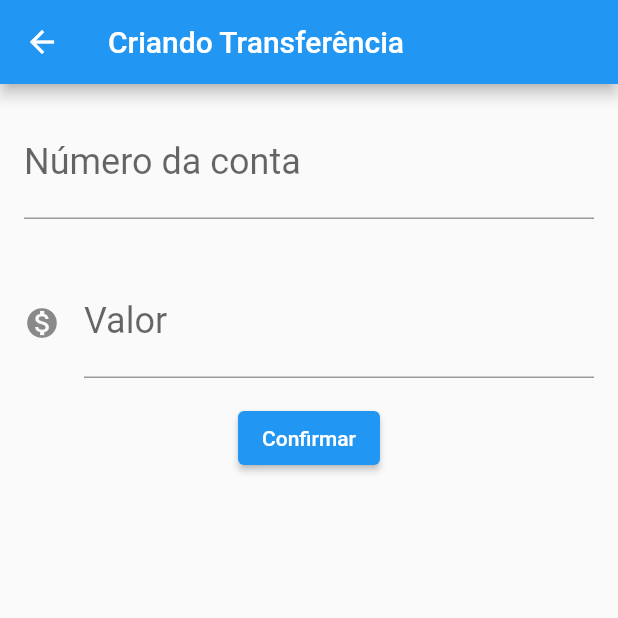
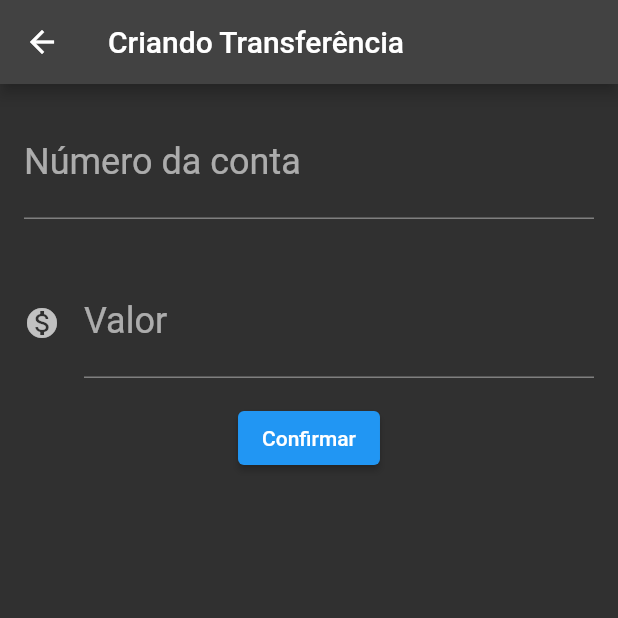
Before and after one commit to Ralisson-Mattias/bytebank, a Flutter app: the screen it shows after launch, after a tap on the "add" icon, on a phone screen of 412 x 824 dp, the top half of it. Run offline on Flutter 3.47's test engine with Material 2 defaults, Android fonts, the phone set to English and light mode, and no system bars.

Commit message:
fix: final v1

```diff
--- /dev/null
+++ b/lib/components/editor.dart
@@ -0,0 +1,36 @@
+import 'package:flutter/material.dart';
+
+class Editor extends StatelessWidget {
+  final TextEditingController? controller;
+  final String? label;
+  final String? tip;
+  final IconData? icon;
+
+  const Editor({Key? key,
+    this.controller,
+    this.label,
+    this.tip,
+    this.icon,
+  }) : super(key: key);
+
+  @override
+  Widget build(BuildContext context) {
+    return Padding(
+      padding: const EdgeInsets.all(
+        16,
+      ),
+      child: TextField(
+        controller: controller,
+        style: const TextStyle(
+          fontSize: 24,
+        ),
+        decoration: InputDecoration(
+          icon: icon != null ? Icon(icon) : null,
+          labelText: label,
+          hintText: tip,
+        ),
+        keyboardType: TextInputType.number,
+      ),
+    );
+  }
+}
--- a/lib/main.dart
+++ b/lib/main.dart
@@ -1,162 +1,16 @@
+import 'package:bytebank/screens/transfer_list.dart';
 import 'package:flutter/material.dart';
 
-void main() {
-  runApp(BytebankApp());
-}
+void main() => runApp(const ByteBankApp());
 
-class BytebankApp extends StatelessWidget {
-  const BytebankApp({Key? key}) : super(key: key);
+class ByteBankApp extends StatelessWidget {
+  const ByteBankApp({Key? key}) : super(key: key);
 
   @override
   Widget build(BuildContext context) {
     return MaterialApp(
-      home: Scaffold(
-        body: Transferlist(),
-      ),
+      home: Transferlist(),
+      theme: ThemeData.dark(),
     );
   }
 }
-
-class TransferForm extends StatelessWidget {
-  final TextEditingController _accountNumberControllerField =
-      TextEditingController();
-  final TextEditingController _valueControllerField = TextEditingController();
-
-  @override
-  Widget build(BuildContext context) {
-    return Scaffold(
-      appBar: AppBar(
-        title: Text("Criando Transferência"),
-      ),
-      body: Column(
-        children: [
-          Editor(
-            controller: _accountNumberControllerField,
-            label: 'Número da conta',
-            tip: '0000',
-          ),
-          Editor(
-              controller: _valueControllerField,
-              label: 'Valor',
-              tip: '0,00',
-              icon: Icons.monetization_on),
-          ElevatedButton(
-            onPressed: () => _createTransfer(context),
-            child: Text("Confirmar"),
-          ),
-        ],
-      ),
-    );
-  }
-
-  void _createTransfer(BuildContext context) {
-    final int? accountNumber = int.tryParse(_accountNumberControllerField.text);
-    final double? value = double.tryParse(_valueControllerField.text);
-
-    if (accountNumber != null && value != null) {
-      final createdTransfer = Transfer(value, accountNumber);
-      Navigator.pop(context, createdTransfer);
-    }
-  }
-}
-
-class Editor extends StatelessWidget {
-  final TextEditingController? controller;
-  final String? label;
-  final String? tip;
-  final IconData? icon;
-
-  Editor({this.controller, this.label, this.tip, this.icon});
-
-  @override
-  Widget build(BuildContext context) {
-    return Padding(
-      padding: const EdgeInsets.all(
-        16,
-      ),
-      child: TextField(
-        controller: controller,
-        style: const TextStyle(
-          fontSize: 24,
-        ),
-        decoration: InputDecoration(
-          icon: icon != null ? Icon(icon) : null,
-          labelText: label,
-          hintText: tip,
-        ),
-        keyboardType: TextInputType.number,
-      ),
-    );
-  }
-}
-
-class Transferlist extends StatefulWidget {
-  final List<Transfer> _transfers = [];
-
-  @override
-  State<StatefulWidget> createState() {
-    return TransferListState();
-  }
-}
-
-class TransferListState extends State<Transferlist> {
-  @override
-  Widget build(BuildContext context) {
-    return Scaffold(
-      appBar: AppBar(
-        title: Text("Transferências"),
-      ),
-      body: ListView.builder(
-          itemCount: widget._transfers.length,
-          itemBuilder: (context, index) {
-            final transfer = widget._transfers[index];
-            return TransferItem(transfer);
-          }),
-      floatingActionButton: FloatingActionButton(
-        child: Icon(Icons.add),
-        onPressed: () {
-          final Future<Transfer?> future =
-              Navigator.push(context, MaterialPageRoute(
-            builder: (context) {
-              return TransferForm();
-            },
-          ));
-          future.then((transfer) {
-            if(transfer != null) {
-              widget._transfers.add(transfer!);
-            }
-          });
-        },
-      ),
-    );
-  }
-}
-
-class TransferItem extends StatelessWidget {
-  final Transfer _transfer;
-
-  TransferItem(this._transfer);
-
-  @override
-  Widget build(BuildContext context) {
-    // TODO: implement build
-    return Card(
-        child: ListTile(
-      leading: Icon(Icons.monetization_on),
-      title: Text(_transfer.value.toString()),
-      subtitle: Text(_transfer.accountNumber.toString()),
-    ));
-  }
-}
-
-class Transfer {
-  final double value;
-  final int accountNumber;
-
-  Transfer(this.value, this.accountNumber);
-
-  @override
-  String toString() {
-    return 'Transfer{value: $value, accountNumber: $accountNumber}';
-  }
-}
--- /dev/null
+++ b/lib/models/transfer.dart
@@ -0,0 +1,14 @@
+class Transfer {
+  final double value;
+  final int accountNumber;
+
+  Transfer(
+    this.value,
+    this.accountNumber,
+  );
+
+  @override
+  String toString() {
+    return 'Transfer{value: $value, accountNumber: $accountNumber}';
+  }
+}
--- /dev/null
+++ b/lib/screens/transfer_form.dart
@@ -0,0 +1,68 @@
+import 'package:bytebank/components/editor.dart';
+import 'package:bytebank/models/transfer.dart';
+import 'package:flutter/material.dart';
+
+const _titleAppBar = "Criando Transferência";
+
+const _accountNumberLabel = "Número da conta";
+const _accountNumberTip = "0000";
+
+const _valueLabel = "Valor";
+const _valueTip = "0.00";
+
+const _confirmLabel = "Confirmar";
+
+
+class TransferForm extends StatefulWidget {
+  const TransferForm({Key? key}) : super(key: key);
+
+  @override
+  State<StatefulWidget> createState() {
+    return TransferFormState();
+  }
+}
+
+class TransferFormState extends State<TransferForm> {
+  final TextEditingController _accountNumberControllerField =
+      TextEditingController();
+  final TextEditingController _valueControllerField = TextEditingController();
+
+  void _createTransfer(BuildContext context) {
+    final int? accountNumber = int.tryParse(_accountNumberControllerField.text);
+    final double? value = double.tryParse(_valueControllerField.text);
+
+    if (accountNumber != null && value != null) {
+      final createdTransfer = Transfer(value, accountNumber);
+      Navigator.pop(context, createdTransfer);
+    }
+  }
+
+  @override
+  Widget build(BuildContext context) {
+    return Scaffold(
+      appBar: AppBar(
+        title: const Text(_titleAppBar),
+      ),
+      body: SingleChildScrollView(
+        child: Column(
+          children: [
+            Editor(
+              controller: _accountNumberControllerField,
+              label: _accountNumberLabel,
+              tip: _accountNumberTip,
+            ),
+            Editor(
+                controller: _valueControllerField,
+                label: _valueLabel,
+                tip: _valueTip,
+                icon: Icons.monetization_on),
+            ElevatedButton(
+              onPressed: () => _createTransfer(context),
+              child: const Text(_confirmLabel),
+            ),
+          ],
+        ),
+      ),
+    );
+  }
+}
--- /dev/null
+++ b/lib/screens/transfer_list.dart
@@ -0,0 +1,75 @@
+import 'package:bytebank/models/transfer.dart';
+import 'package:bytebank/screens/transfer_form.dart';
+import 'package:flutter/material.dart';
+
+const _appBarTitle = "Transferências";
+
+class Transferlist extends StatefulWidget {
+  final List<Transfer> _transfers = [];
+
+  Transferlist({Key? key}) : super(key: key);
+
+  @override
+  State<StatefulWidget> createState() {
+    return TransferListState();
+  }
+}
+
+class TransferListState extends State<Transferlist> {
+  @override
+  Widget build(BuildContext context) {
+    return Scaffold(
+      appBar: AppBar(
+        title: const Text(_appBarTitle),
+      ),
+      body: ListView.builder(
+          itemCount: widget._transfers.length,
+          itemBuilder: (context, index) {
+            final transfer = widget._transfers[index];
+            return TransferItem(transfer);
+          }),
+      floatingActionButton: FloatingActionButton(
+        child: const Icon(Icons.add),
+        onPressed: () {
+          final Future<Transfer?> future = Navigator.push(
+            context,
+            MaterialPageRoute(
+              builder: (context) {
+                return const TransferForm();
+              },
+            ),
+          );
+
+          future.then((transfer) {
+            _update(transfer);
+          });
+        },
+      ),
+    );
+  }
+
+  void _update(Transfer? transfer) {
+    if (transfer != null) {
+      setState(() {
+        widget._transfers.add(transfer);
+      });
+    }
+  }
+}
+
+class TransferItem extends StatelessWidget {
+  final Transfer _transfer;
+
+  const TransferItem(this._transfer, {Key? key}) : super(key: key);
+
+  @override
+  Widget build(BuildContext context) {
+    // TODO: implement build
+    return Card(
+        child: ListTile(
+      leading: const Icon(Icons.monetization_on),
+      title: Text(_transfer.value.toString()),
+      subtitle: Text(_transfer.accountNumber.toString()),
+    ));
+  }
+}
```
Also changed, not shown: 1 other file.
